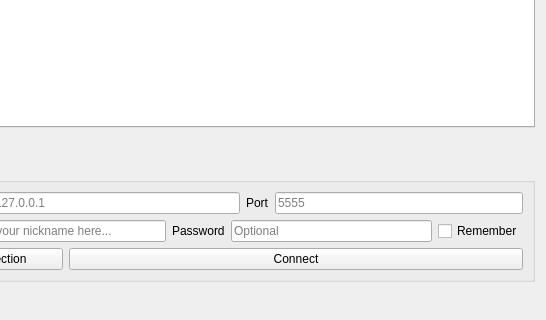
First picture: the form in client/ui/ConnectionDialog.ui, repository Xevion/tcp-chat, before the edit; both pictures show x 119 to 665 and y 105 to 425 of the 665 by 425 pixel window.
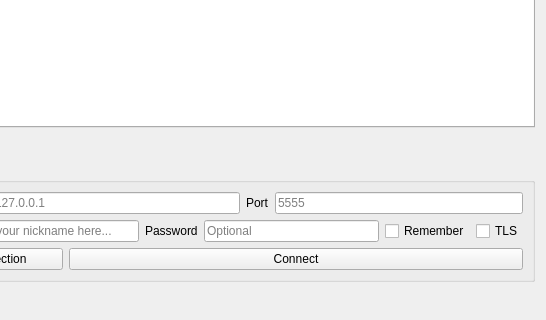
Second picture: the form after the edit. The open tabs and pages were chosen to show the change.

Commit message: Add a TLS checkbox and make the recent list a QListWidget

What changed in the file:
```diff
--- a/client/ui/ConnectionDialog.ui
+++ b/client/ui/ConnectionDialog.ui
@@ -231,6 +231,16 @@
           </property>
          </widget>
         </item>
+        <item>
+         <widget class="QCheckBox" name="tls_checkbox">
+          <property name="statusTip">
+           <string>Encrypt the connection with TLS. The server must be started with TLS too.</string>
+          </property>
+          <property name="text">
+           <string>TLS</string>
+          </property>
+         </widget>
+        </item>
        </layout>
       </item>
       <item row="4" column="0">
```
Left out of the diff: 2 changed lines with no effect on the pictures. The commit also changes 1 other file.
